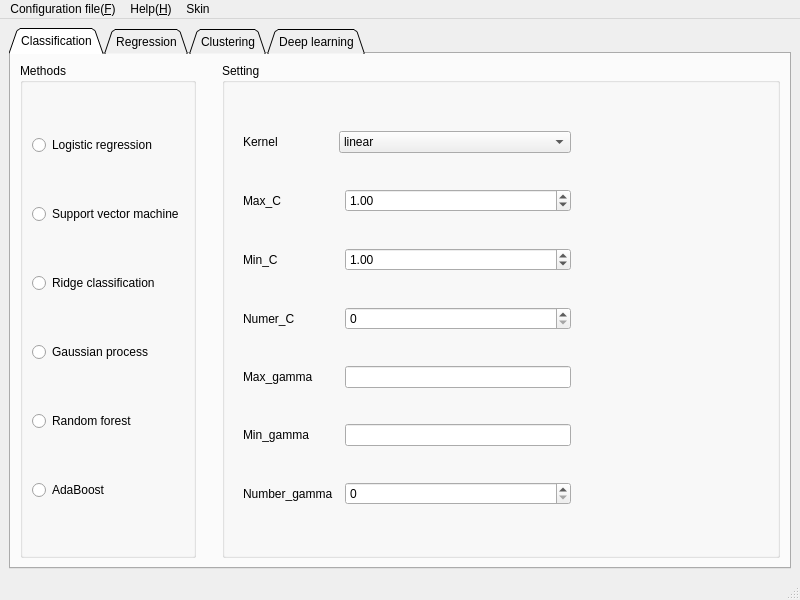
The window that eslearn/GUI/easylearn_machine_learning_gui.ui (easylearn-fmri/easylearn_dev) describes before a commit, drawn with Qt 5.
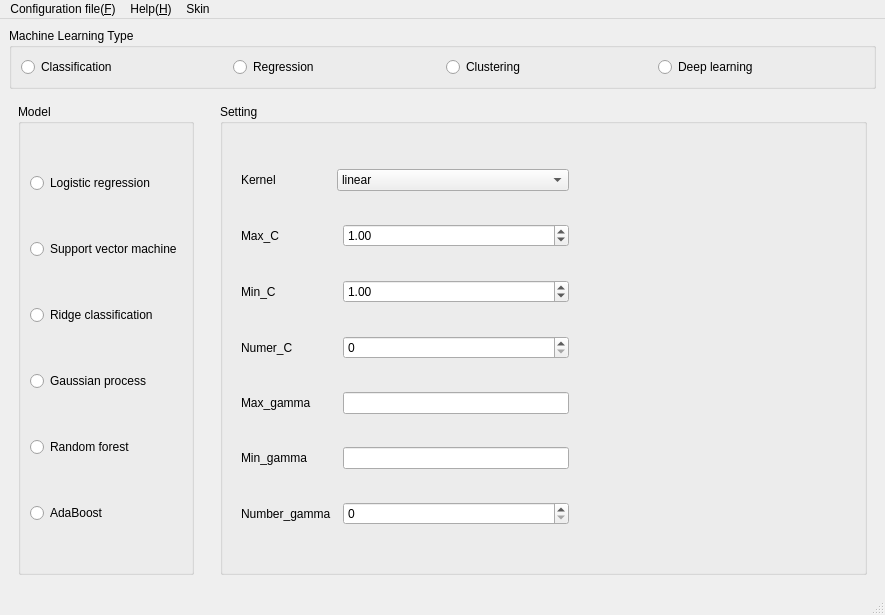
The same window after the commit. The open tabs and pages were chosen to show the change.

Commit message: gui:machine learning

Diff of the .ui file:
```diff
--- a/eslearn/GUI/easylearn_machine_learning_gui.ui
+++ b/eslearn/GUI/easylearn_machine_learning_gui.ui
@@ -6,99 +6,26 @@
    <rect>
     <x>0</x>
     <y>0</y>
-    <width>800</width>
-    <height>600</height>
+    <width>885</width>
+    <height>615</height>
    </rect>
   </property>
   <property name="windowTitle">
    <string>MainWindow</string>
   </property>
   <widget class="QWidget" name="centralwidget">
-   <layout class="QGridLayout" name="gridLayout_17">
-    <item row="0" column="0">
-     <widget class="QTabWidget" name="tabWidget">
+   <layout class="QGridLayout" name="gridLayout_9">
+    <item row="1" column="2">
+     <widget class="QStackedWidget" name="stackedWidget_type">
       <property name="layoutDirection">
        <enum>Qt::LeftToRight</enum>
       </property>
-      <property name="tabShape">
-       <enum>QTabWidget::Triangular</enum>
-      </property>
       <property name="currentIndex">
        <number>0</number>
       </property>
-      <widget class="QWidget" name="classification">
-       <attribute name="title">
-        <string>Classification</string>
-       </attribute>
-       <layout class="QGridLayout" name="gridLayout_9">
-        <item row="0" column="0">
-         <widget class="QGroupBox" name="groupBox_method">
-          <property name="title">
-           <string>Methods</string>
-          </property>
-          <layout class="QGridLayout" name="gridLayout_5">
-           <item row="3" column="0">
-            <widget class="QRadioButton" name="radioButton_classification_gaussianprocess">
-             <property name="text">
-              <string>Gaussian process</string>
-             </property>
-            </widget>
-           </item>
-           <item row="5" column="0">
-            <widget class="QRadioButton" name="radioButton_classification_randomforest">
-             <property name="text">
-              <string>Random forest</string>
-             </property>
-            </widget>
-           </item>
-           <item row="1" column="0">
-            <widget class="QRadioButton" name="radioButton_classification_svm">
-             <property name="text">
-              <string>Support vector machine</string>
-             </property>
-            </widget>
-           </item>
-           <item row="0" column="0">
-            <widget class="QRadioButton" name="radioButton_classificaton_lr">
-             <property name="text">
-              <string>Logistic regression</string>
-             </property>
-            </widget>
-           </item>
-           <item row="8" column="0">
-            <widget class="QRadioButton" name="radioButton_classification_adaboost">
-             <property name="text">
-              <string>AdaBoost</string>
-             </property>
-            </widget>
-           </item>
-           <item row="2" column="0">
-            <widget class="QRadioButton" name="radioButton_classification_ridge">
-             <property name="text">
-              <string>Ridge classification</string>
-             </property>
-            </widget>
-           </item>
-          </layout>
-         </widget>
-        </item>
-        <item row="0" column="1">
-         <spacer name="horizontalSpacer">
-          <property name="orientation">
-           <enum>Qt::Horizontal</enum>
-          </property>
-          <property name="sizeType">
-           <enum>QSizePolicy::Fixed</enum>
-          </property>
-          <property name="sizeHint" stdset="0">
-           <size>
-            <width>20</width>
-            <height>20</height>
-           </size>
-          </property>
-         </spacer>
-        </item>
-        <item row="0" column="2">
+      <widget class="QWidget" name="stackedWidgetPage1" native="true">
+       <layout class="QGridLayout" name="gridLayout_12">
+        <item row="0" column="2" rowspan="2">
          <widget class="QGroupBox" name="groupBox_setting">
           <property name="sizePolicy">
            <sizepolicy hsizetype="Expanding" vsizetype="Expanding">
@@ -292,7 +219,11 @@
                 </widget>
                </item>
                <item row="3" column="2">
-                <widget class="QSpinBox" name="spinBox_clf_svm_numc"/>
+                <widget class="QSpinBox" name="spinBox_clf_svm_numc">
+                 <property name="maximum">
+                  <number>1000</number>
+                 </property>
+                </widget>
                </item>
                <item row="4" column="2">
                 <widget class="QLineEdit" name="lineEdit_clf_svm_maxgamma"/>
@@ -496,12 +427,76 @@
           </layout>
          </widget>
         </item>
+        <item row="1" column="1">
+         <spacer name="horizontalSpacer">
+          <property name="orientation">
+           <enum>Qt::Horizontal</enum>
+          </property>
+          <property name="sizeType">
+           <enum>QSizePolicy::Fixed</enum>
+          </property>
+          <property name="sizeHint" stdset="0">
+           <size>
+            <width>20</width>
+            <height>20</height>
+           </size>
+          </property>
+         </spacer>
+        </item>
+        <item row="0" column="0" rowspan="2">
+         <widget class="QGroupBox" name="groupBox_method">
+          <property name="title">
+           <string>Model</string>
+          </property>
+          <layout class="QGridLayout" name="gridLayout_5">
+           <item row="3" column="0">
+            <widget class="QRadioButton" name="radioButton_classification_gaussianprocess">
+             <property name="text">
+              <string>Gaussian process</string>
+             </property>
+            </widget>
+           </item>
+           <item row="5" column="0">
+            <widget class="QRadioButton" name="radioButton_classification_randomforest">
+             <property name="text">
+              <string>Random forest</string>
+             </property>
+            </widget>
+           </item>
+           <item row="1" column="0">
+            <widget class="QRadioButton" name="radioButton_classification_svm">
+             <property name="text">
+              <string>Support vector machine</string>
+             </property>
+            </widget>
+           </item>
+           <item row="0" column="0">
+            <widget class="QRadioButton" name="radioButton_classificaton_lr">
+             <property name="text">
+              <string>Logistic regression</string>
+             </property>
+            </widget>
+           </item>
+           <item row="8" column="0">
+            <widget class="QRadioButton" name="radioButton_classification_adaboost">
+             <property name="text">
+              <string>AdaBoost</string>
+             </property>
+            </widget>
+           </item>
+           <item row="2" column="0">
+            <widget class="QRadioButton" name="radioButton_classification_ridge">
+             <property name="text">
+              <string>Ridge classification</string>
+             </property>
+            </widget>
+           </item>
+          </layout>
+         </widget>
+        </item>
        </layout>
       </widget>
-      <widget class="QWidget" name="regression">
-       <attribute name="title">
-        <string>Regression</string>
-       </attribute>
+      <widget class="QWidget" name="stackedWidgetPage2" native="true">
        <layout class="QGridLayout" name="gridLayout_2">
         <item row="0" column="1">
          <widget class="QGroupBox" name="groupBox_5">
@@ -570,10 +565,7 @@
         </item>
        </layout>
       </widget>
-      <widget class="QWidget" name="clustering">
-       <attribute name="title">
-        <string>Clustering</string>
-       </attribute>
+      <widget class="QWidget" name="stackedWidgetPage3" native="true">
        <layout class="QGridLayout" name="gridLayout_3">
         <item row="0" column="2">
          <widget class="QGroupBox" name="groupBox_6">
@@ -621,10 +613,7 @@
         </item>
        </layout>
       </widget>
-      <widget class="QWidget" name="tab">
-       <attribute name="title">
-        <string>Deep learning</string>
-       </attribute>
+      <widget class="QWidget" name="stackedWidgetPage4" native="true">
        <layout class="QGridLayout" name="gridLayout_4">
         <item row="0" column="0">
          <widget class="QGroupBox" name="groupBox_7">
@@ -667,6 +656,47 @@
       </widget>
      </widget>
     </item>
+    <item row="0" column="2">
+     <widget class="QGroupBox" name="groupBox">
+      <property name="title">
+       <string>Machine Learning Type</string>
+      </property>
+      <layout class="QHBoxLayout" name="horizontalLayout_2">
+       <item>
+        <layout class="QHBoxLayout" name="horizontalLayout">
+         <item>
+          <widget class="QRadioButton" name="radioButton_classification">
+           <property name="text">
+            <string>Classification</string>
+           </property>
+          </widget>
+         </item>
+         <item>
+          <widget class="QRadioButton" name="radioButton_regression">
+           <property name="text">
+            <string>Regression</string>
+           </property>
+          </widget>
+         </item>
+         <item>
+          <widget class="QRadioButton" name="radioButton_clustering">
+           <property name="text">
+            <string>Clustering</string>
+           </property>
+          </widget>
+         </item>
+         <item>
+          <widget class="QRadioButton" name="radioButton_deeplearning">
+           <property name="text">
+            <string>Deep learning</string>
+           </property>
+          </widget>
+         </item>
+        </layout>
+       </item>
+      </layout>
+     </widget>
+    </item>
    </layout>
   </widget>
   <widget class="QMenuBar" name="menubar">
@@ -674,7 +704,7 @@
     <rect>
      <x>0</x>
      <y>0</y>
-     <width>800</width>
+     <width>885</width>
      <height>26</height>
     </rect>
    </property>
```
Left out of the diff: 8 changed lines with no effect on the pictures. The commit also changes 4 other files.
